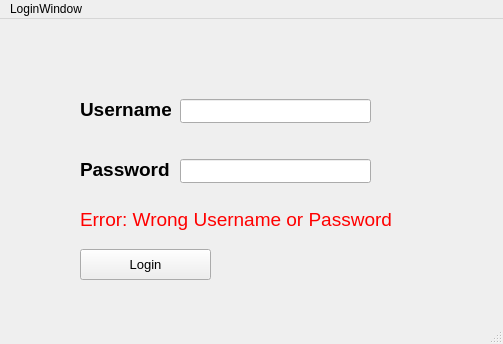
This is mainwindow.ui in GM-Sniper/MatchingCardGame as Qt 5 draws it before an edit. The edited form follows.
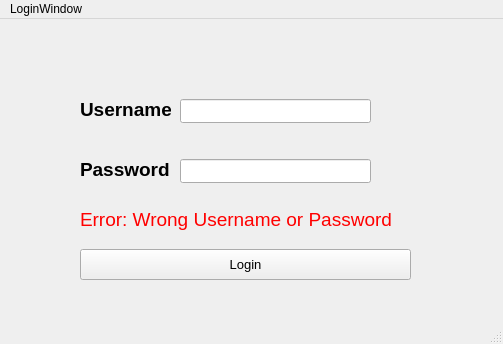
This is the edited form.

```diff
--- a/mainwindow.ui
+++ b/mainwindow.ui
@@ -81,7 +81,7 @@
      <rect>
       <x>80</x>
       <y>230</y>
-      <width>131</width>
+      <width>331</width>
       <height>31</height>
      </rect>
     </property>
```
